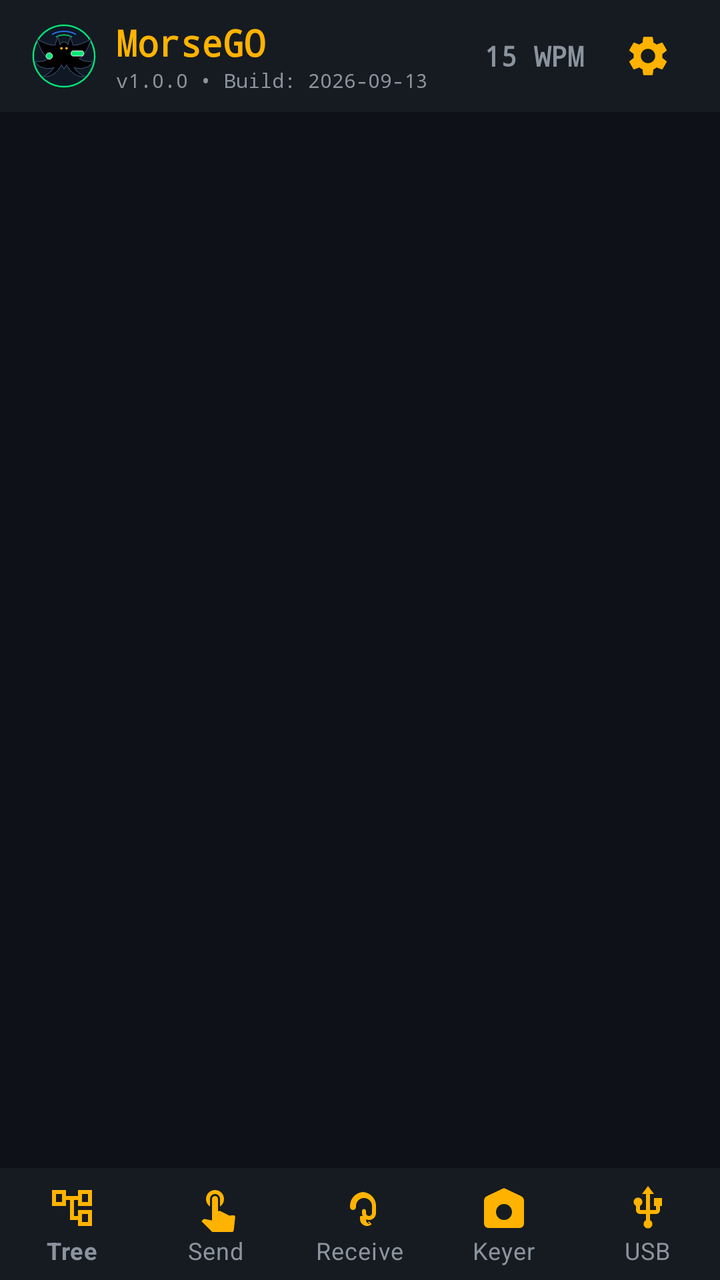
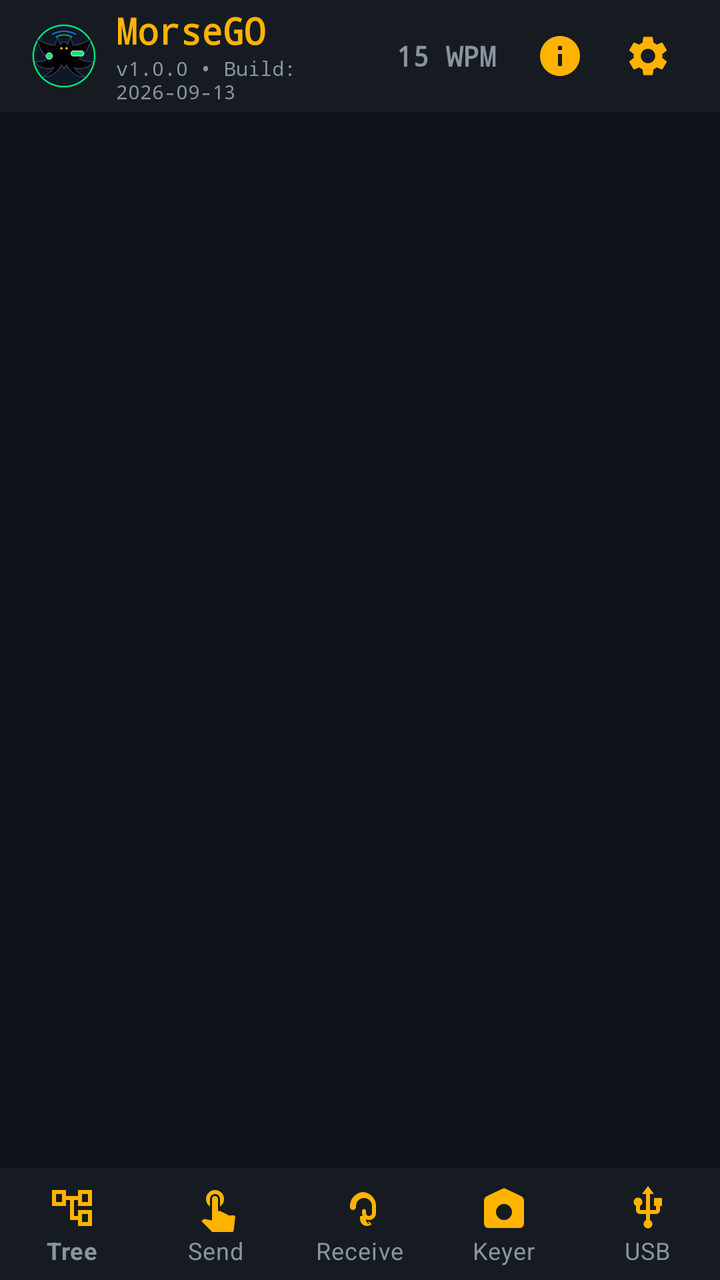

Two renders of the same Android screen: before a commit and after it. Below are the layout's source before the change and the commit's diff.
<!-- AndroidManifest.xml: activity theme Theme.MorseGO -->
<!-- res/layout/activity_main.xml -->
<?xml version="1.0" encoding="utf-8"?>
<androidx.constraintlayout.widget.ConstraintLayout xmlns:android="http://schemas.android.com/apk/res/android"
    xmlns:app="http://schemas.android.com/apk/res-auto"
    android:layout_width="match_parent"
    android:layout_height="match_parent"
    android:background="@color/radio_dark">

    
    <LinearLayout
        android:id="@+id/topBar"
        android:layout_width="match_parent"
        android:layout_height="56dp"
        android:background="@color/radio_surface"
        android:gravity="center_vertical"
        android:orientation="horizontal"
        android:paddingStart="16dp"
        android:paddingEnd="16dp"
        app:layout_constraintTop_toTopOf="parent">

        <ImageView
            android:id="@+id/ivAppLogo"
            android:layout_width="32dp"
            android:layout_height="32dp"
            android:layout_marginEnd="10dp"
            android:contentDescription="@string/app_name"
            android:src="@drawable/ic_morcego_logo" />

        <LinearLayout
            android:layout_width="0dp"
            android:layout_height="wrap_content"
            android:layout_weight="1"
            android:orientation="vertical">

            <TextView
                android:id="@+id/tvAppTitle"
                android:layout_width="wrap_content"
                android:layout_height="wrap_content"
                android:fontFamily="monospace"
                android:text="@string/app_name"
                android:textColor="@color/morse_amber"
                android:textSize="18sp"
                android:textStyle="bold" />

            <TextView
                android:id="@+id/tvAppVersionBuild"
                android:layout_width="wrap_content"
                android:layout_height="wrap_content"
                android:fontFamily="monospace"
                android:text="v1.0.0 • Build: 2026-09-13"
                android:textColor="@color/text_secondary"
                android:textSize="10sp" />
        </LinearLayout>

        <TextView
            android:id="@+id/tvTopWpm"
            android:layout_width="wrap_content"
            android:layout_height="wrap_content"
            android:layout_marginEnd="12dp"
            android:fontFamily="monospace"
            android:text="15 WPM"
            android:textColor="@color/text_secondary"
            android:textSize="14sp"
            android:textStyle="bold" />

        <ImageButton
            android:id="@+id/btnSettings"
            android:layout_width="40dp"
            android:layout_height="40dp"
            android:background="?attr/selectableItemBackgroundBorderless"
            android:contentDescription="Definições"
            android:src="@drawable/ic_settings" />
    </LinearLayout>

    
    <LinearLayout
        android:id="@+id/bannerSilentMode"
        android:layout_width="match_parent"
        android:layout_height="wrap_content"
        android:background="#2E1B00"
        android:gravity="center_vertical"
        android:orientation="horizontal"
        android:paddingStart="16dp"
        android:paddingTop="6dp"
        android:paddingEnd="16dp"
        android:paddingBottom="6dp"
        android:visibility="gone"
        app:layout_constraintTop_toBottomOf="@id/topBar">

        <TextView
            android:id="@+id/tvSilentWarning"
            android:layout_width="0dp"
            android:layout_height="wrap_content"
            android:layout_weight="1"
            android:fontFamily="monospace"
            android:text="@string/silent_mode_warning"
            android:textColor="@color/morse_amber"
            android:textSize="12sp"
            android:textStyle="bold" />
    </LinearLayout>

    
    <FrameLayout
        android:id="@+id/fragment_container"
        android:layout_width="match_parent"
        android:layout_height="0dp"
        app:layout_constraintBottom_toTopOf="@id/bottom_navigation"
        app:layout_constraintTop_toBottomOf="@id/bannerSilentMode" />

    
    <com.google.android.material.bottomnavigation.BottomNavigationView
        android:id="@+id/bottom_navigation"
        android:layout_width="match_parent"
        android:layout_height="wrap_content"
        android:background="@color/radio_surface"
        app:itemIconTint="@color/morse_amber"
        app:itemTextColor="@color/text_secondary"
        app:labelVisibilityMode="labeled"
        app:layout_constraintBottom_toBottomOf="parent"
        app:menu="@menu/bottom_nav_menu" />

</androidx.constraintlayout.widget.ConstraintLayout>
<!-- resources referenced by this layout -->
<resources>
  <color name="morse_amber">#FFB300</color>
  <color name="radio_dark">#0E1117</color>
  <color name="radio_surface">#161B22</color>
  <color name="text_secondary">#8B949E</color>
  <!-- drawable ic_morcego_logo: vector/xml drawable (drawable, 2514 chars, omitted) -->
  <!-- drawable ic_settings (drawable) -->
  <vector xmlns:android="http://schemas.android.com/apk/res/android"
      android:width="24dp"
      android:height="24dp"
      android:viewportWidth="24"
      android:viewportHeight="24">
      <path
          android:fillColor="#FFB300"
          android:pathData="M19.14,12.94c0.04,-0.3 0.06,-0.61 0.06,-0.94 0,-0.32 -0.02,-0.64 -0.07,-0.94l2.03,-1.58c0.18,-0.14 0.23,-0.41 0.12,-0.61l-1.92,-3.32c-0.12,-0.22 -0.37,-0.29 -0.59,-0.22l-2.39,0.96c-0.5,-0.38 -1.03,-0.7 -1.62,-0.94L14.4,2.81c-0.04,-0.24 -0.24,-0.41 -0.48,-0.41h-3.84c-0.24,0 -0.43,0.17 -0.47,0.41L9.25,5.35C8.66,5.59 8.12,5.92 7.63,6.29L5.24,5.33c-0.22,-0.08 -0.47,0 -0.59,0.22L2.74,8.87c-0.12,0.21 -0.08,0.47 0.12,0.61l2.03,1.58c-0.05,0.3 -0.09,0.63 -0.09,0.94s0.02,0.64 0.07,0.94l-2.03,1.58c-0.18,0.14 -0.23,0.41 -0.12,0.61l1.92,3.32c0.12,0.22 0.37,0.29 0.59,0.22l2.39,-0.96c0.5,0.38 1.03,0.7 1.62,0.94l0.36,2.54c0.05,0.24 0.24,0.41 0.48,0.41h3.84c0.24,0 0.44,-0.17 0.47,-0.41l0.36,-2.54c0.59,-0.24 1.13,-0.56 1.62,-0.94l2.39,0.96c0.22,0.08 0.47,0 0.59,-0.22l1.92,-3.32c0.12,-0.22 0.07,-0.47 -0.12,-0.61l-2.01,-1.58zM12,15.6c-1.98,0 -3.6,-1.62 -3.6,-3.6s1.62,-3.6 3.6,-3.6 3.6,1.62 3.6,3.6 -1.62,3.6 -3.6,3.6z"/>
  </vector>
  <string name="app_name">MorseGO</string>
  <string name="silent_mode_warning">🔇 Device in silent mode: Haptic vibration enabled for Morse signals.</string>
  <style name="Theme.MorseGO" parent="Theme.MaterialComponents.DayNight.NoActionBar">
          
          <item name="colorPrimary">@color/morse_amber</item>
          <item name="colorPrimaryVariant">@color/morse_amber_dark</item>
          <item name="colorOnPrimary">@color/radio_dark</item>
  
          
          <item name="colorSecondary">@color/morse_cyan</item>
          <item name="colorSecondaryVariant">@color/morse_cyan_dark</item>
          <item name="colorOnSecondary">@color/radio_dark</item>
  
          
          <item name="android:colorBackground">@color/radio_dark</item>
          <item name="colorSurface">@color/radio_surface</item>
          <item name="colorOnSurface">@color/text_primary</item>
  
          
          <item name="android:statusBarColor">@color/radio_dark</item>
          <item name="android:navigationBarColor">@color/radio_dark</item>
          <item name="android:windowLightStatusBar">false</item>
      </style>
  <color name="morse_amber_dark">#FF8F00</color>
  <color name="morse_cyan">#00E5FF</color>
  <color name="morse_cyan_dark">#00B0FF</color>
  <color name="text_primary">#F0F6FC</color>
</resources>

<!-- the commit's change to res/layout/activity_main.xml (unified diff, before → after) -->
@@ -63,11 +63,20 @@
             android:textStyle="bold" />
 
         <ImageButton
+            android:id="@+id/btnAbout"
+            android:layout_width="40dp"
+            android:layout_height="40dp"
+            android:layout_marginEnd="4dp"
+            android:background="?attr/selectableItemBackgroundBorderless"
+            android:contentDescription="@string/about_title"
+            android:src="@drawable/ic_info" />
+
+        <ImageButton
             android:id="@+id/btnSettings"
             android:layout_width="40dp"
             android:layout_height="40dp"
             android:background="?attr/selectableItemBackgroundBorderless"
-            android:contentDescription="Definições"
+            android:contentDescription="@string/settings_title"
             android:src="@drawable/ic_settings" />
     </LinearLayout>
 
<!-- resource entries referenced after the edit -->
@@ -4,6 +4,16 @@
   <color name="radio_dark">#0E1117</color>
   <color name="radio_surface">#161B22</color>
   <color name="text_secondary">#8B949E</color>
+  <!-- drawable ic_info (drawable) -->
+  <vector xmlns:android="http://schemas.android.com/apk/res/android"
+      android:width="24dp"
+      android:height="24dp"
+      android:viewportWidth="24"
+      android:viewportHeight="24">
+      <path
+          android:fillColor="#FFB300"
+          android:pathData="M12,2C6.48,2 2,6.48 2,12s4.48,10 10,10 10,-4.48 10,-10S17.52,2 12,2zM13,17h-2v-6h2v6zM13,9h-2V7h2v2z"/>
+  </vector>
   <!-- drawable ic_morcego_logo: vector/xml drawable (drawable, 2514 chars, omitted) -->
   <!-- drawable ic_settings (drawable) -->
   <vector xmlns:android="http://schemas.android.com/apk/res/android"
@@ -15,7 +25,9 @@
           android:fillColor="#FFB300"
           android:pathData="M19.14,12.94c0.04,-0.3 0.06,-0.61 0.06,-0.94 0,-0.32 -0.02,-0.64 -0.07,-0.94l2.03,-1.58c0.18,-0.14 0.23,-0.41 0.12,-0.61l-1.92,-3.32c-0.12,-0.22 -0.37,-0.29 -0.59,-0.22l-2.39,0.96c-0.5,-0.38 -1.03,-0.7 -1.62,-0.94L14.4,2.81c-0.04,-0.24 -0.24,-0.41 -0.48,-0.41h-3.84c-0.24,0 -0.43,0.17 -0.47,0.41L9.25,5.35C8.66,5.59 8.12,5.92 7.63,6.29L5.24,5.33c-0.22,-0.08 -0.47,0 -0.59,0.22L2.74,8.87c-0.12,0.21 -0.08,0.47 0.12,0.61l2.03,1.58c-0.05,0.3 -0.09,0.63 -0.09,0.94s0.02,0.64 0.07,0.94l-2.03,1.58c-0.18,0.14 -0.23,0.41 -0.12,0.61l1.92,3.32c0.12,0.22 0.37,0.29 0.59,0.22l2.39,-0.96c0.5,0.38 1.03,0.7 1.62,0.94l0.36,2.54c0.05,0.24 0.24,0.41 0.48,0.41h3.84c0.24,0 0.44,-0.17 0.47,-0.41l0.36,-2.54c0.59,-0.24 1.13,-0.56 1.62,-0.94l2.39,0.96c0.22,0.08 0.47,0 0.59,-0.22l1.92,-3.32c0.12,-0.22 0.07,-0.47 -0.12,-0.61l-2.01,-1.58zM12,15.6c-1.98,0 -3.6,-1.62 -3.6,-3.6s1.62,-3.6 3.6,-3.6 3.6,1.62 3.6,3.6 -1.62,3.6 -3.6,3.6z"/>
   </vector>
+  <string name="about_title">About MorseGO</string>
   <string name="app_name">MorseGO</string>
+  <string name="settings_title">Settings</string>
   <string name="silent_mode_warning">🔇 Device in silent mode: Haptic vibration enabled for Morse signals.</string>
   <style name="Theme.MorseGO" parent="Theme.MaterialComponents.DayNight.NoActionBar">
           
